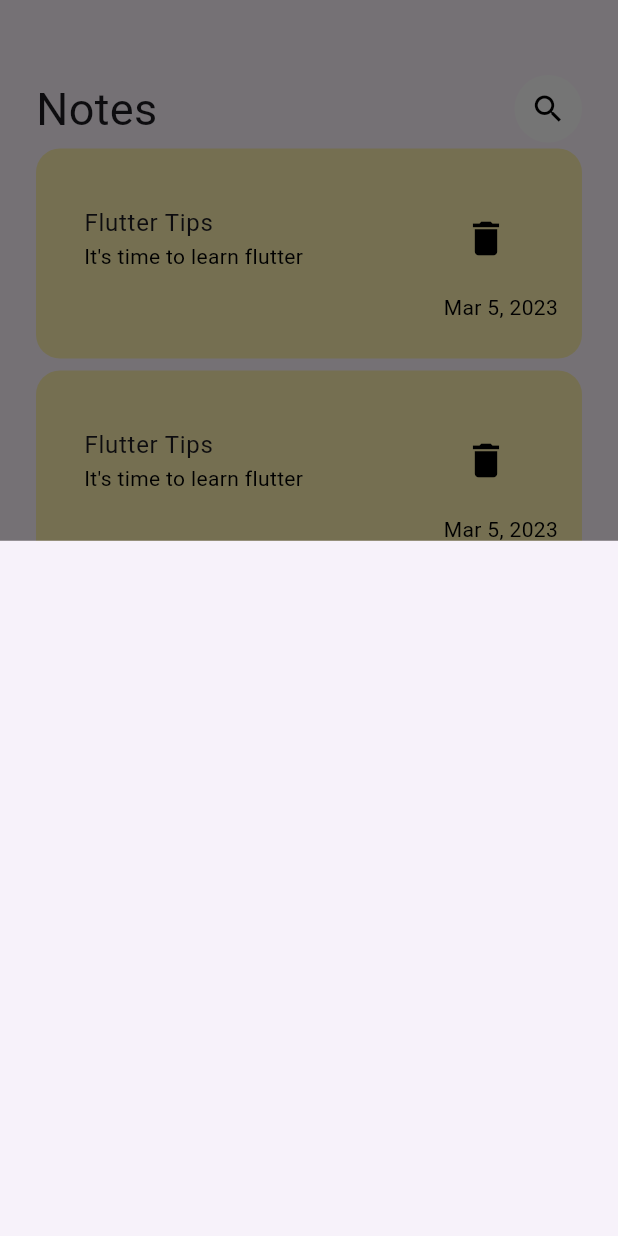
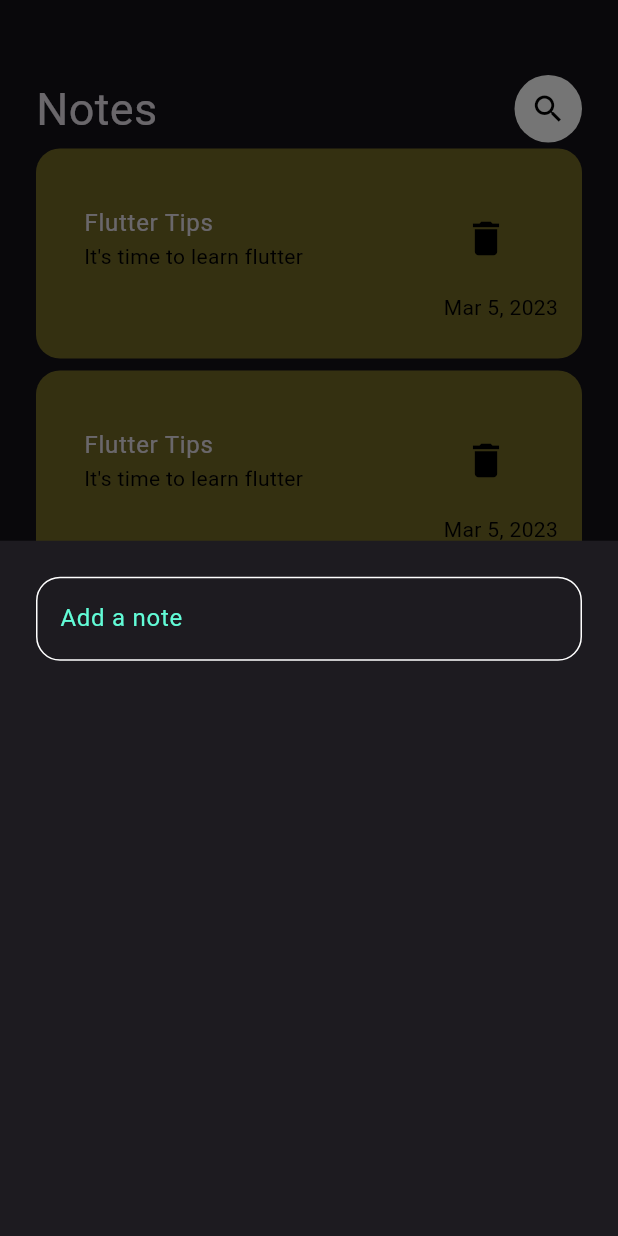
Before and after one commit to mohsenghada29-source/Note_Apps, a Flutter app: the screen it shows after launch, after a tap on the "add" icon, on a phone screen of 412 x 824 dp. Run offline on Flutter 3.47's test engine with Material 3 defaults, Android fonts, the phone set to English and light mode, and no system bars.

Commit message:
custom Text Field

```diff
--- /dev/null
+++ b/lib/app_constants.dart
@@ -0,0 +1,2 @@
+import 'package:flutter/material.dart';
+const kprimaryColor=Color(0xff62FCD7);
--- a/lib/main.dart
+++ b/lib/main.dart
@@ -13,7 +13,7 @@ class MyApp extends StatelessWidget {
   Widget build(BuildContext context) {
     return MaterialApp(
       title: 'Flutter Demo',
-   //   theme:ThemeData.dark(),
+    theme:ThemeData.dark(),
       home: const NotesView(),
     );
   }
--- a/lib/views/widgets/add_note.dart
+++ b/lib/views/widgets/add_note.dart
@@ -1,12 +1,17 @@
 import 'package:flutter/material.dart';
+import 'package:note_app/views/widgets/custom_text_fielf.dart';
 
-class addNote
- extends StatelessWidget {
-  const addNote
-  ({super.key});
+class addNote extends StatelessWidget {
+  const addNote({super.key});
 
   @override
   Widget build(BuildContext context) {
-    return Container();
+    return Padding(
+      padding: const EdgeInsets.symmetric(horizontal: 24),
+      child: Column(children: [
+        SizedBox(height: 24),
+      CustomTextField(),
+      ],),
+    );
   }
 }
--- /dev/null
+++ b/lib/views/widgets/custom_text_fielf.dart
@@ -0,0 +1,27 @@
+import 'package:flutter/material.dart';
+import 'package:note_app/app_constants.dart';
+
+class CustomTextField extends StatelessWidget {
+  const CustomTextField({super.key});
+
+  @override
+  Widget build(BuildContext context) {
+    return TextField(
+      cursorColor: kprimaryColor,
+      decoration: InputDecoration(
+        hintText: "Add a note",
+        hintStyle: TextStyle(color: kprimaryColor),
+        border: BuildBorder(),
+        enabledBorder: BuildBorder(),
+        focusedBorder: BuildBorder(kprimaryColor),
+      ),
+    );
+  }
+}
+
+OutlineInputBorder BuildBorder([Color? color]) {
+  return OutlineInputBorder(
+    borderRadius: BorderRadius.circular(16),
+    borderSide: BorderSide(color: color ?? Colors.white),
+  );
+}
```
